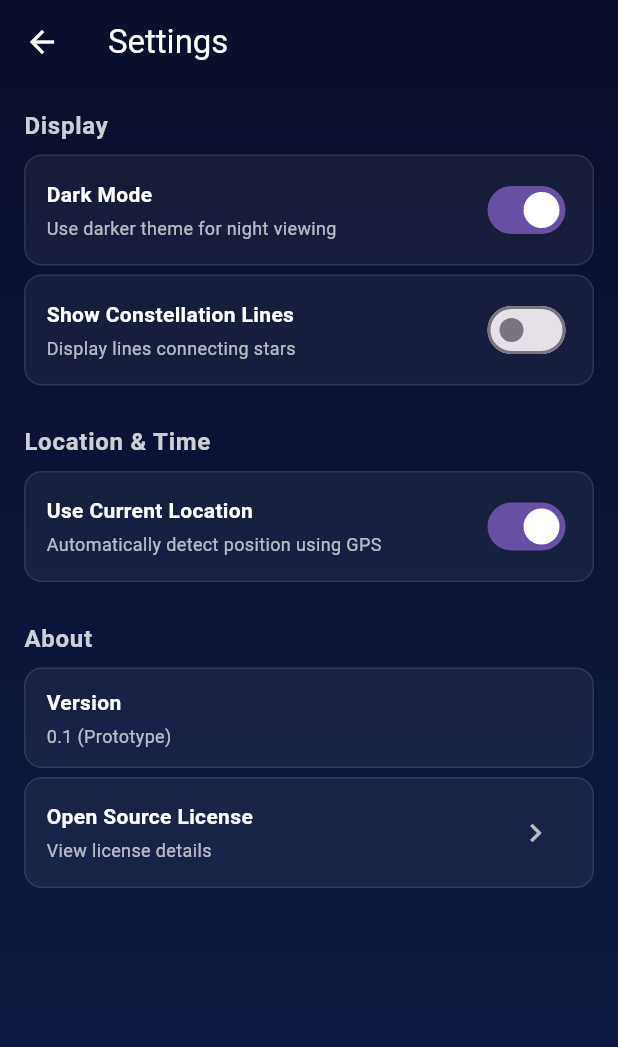
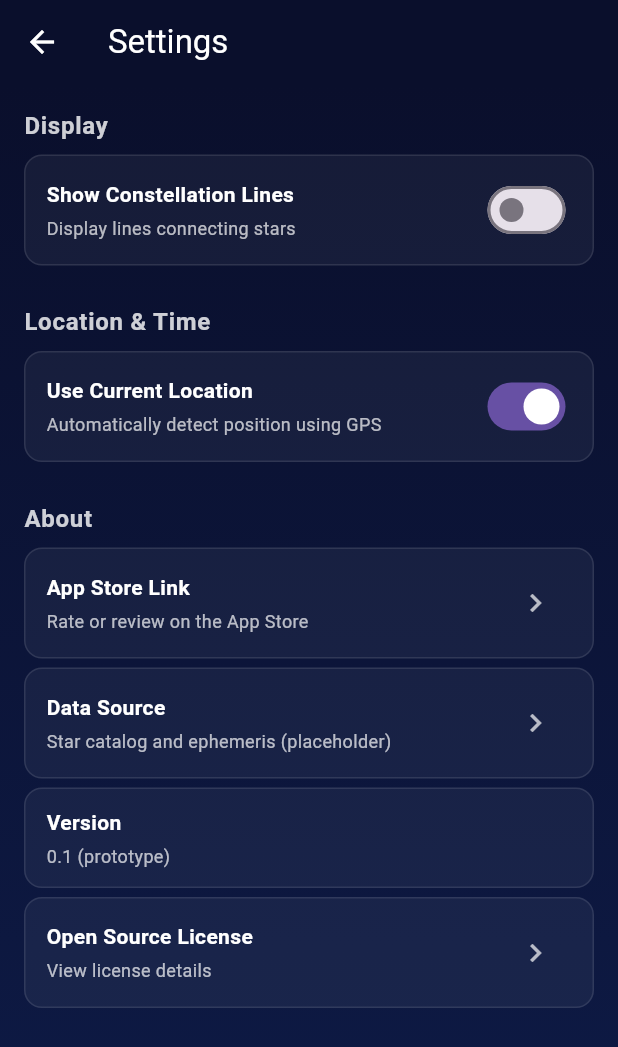
Before and after one commit to vojtechtomasek/livenight_skyview, a Flutter app: the SettingsScreen screen opened by its route, on a phone screen of 412 x 824 dp. Shown: the top 1047 px of the screen. Run offline on Flutter 3.47's test engine with Material 3 defaults, Android fonts, the phone set to English and light mode, and no system bars; our stand-ins replace auto_route, flutter_compass.

Commit message:
changed setting screen ui

```diff
--- a/lib/screens/settings/settings_screen.dart
+++ b/lib/screens/settings/settings_screen.dart
@@ -13,7 +13,6 @@ class SettingsScreen extends StatefulWidget {
 }
 
 class _SettingsScreenState extends State<SettingsScreen> {
-  bool _darkMode = true;
   bool _showConstellationLines = false;
   bool _useCurrentLocation = true;
 
@@ -38,9 +37,7 @@ class _SettingsScreenState extends State<SettingsScreen> {
           padding: const EdgeInsets.all(16),
           children: [
             DisplaySettingsSection(
-              darkMode: _darkMode,
               showConstellationLines: _showConstellationLines,
-              onDarkModeChanged: (v) => setState(() => _darkMode = v),
               onShowConstellationLinesChanged: (v) =>
                   setState(() => _showConstellationLines = v),
             ),
--- a/lib/screens/settings/widgets/about_settings.dart
+++ b/lib/screens/settings/widgets/about_settings.dart
@@ -12,9 +12,29 @@ class AboutSettingsSection extends StatelessWidget {
       children: [
         const SettingsSectionTitle("About"),
         const SizedBox(height: 8),
+        SettingsTile(
+          title: "App Store Link",
+          subtitle: "Rate or review on the App Store",
+          trailing: IconButton(
+            icon: const Icon(Icons.chevron_right, color: Colors.white70),
+            onPressed: () {
+              // TODO: open App Store listing
+            },
+          ),
+        ),
+        SettingsTile(
+          title: "Data Source",
+          subtitle: "Star catalog and ephemeris (placeholder)",
+          trailing: IconButton(
+            icon: const Icon(Icons.chevron_right, color: Colors.white70),
+            onPressed: () {
+              // TODO: open data source link/details
+            },
+          ),
+        ),
         const SettingsTile(
           title: "Version",
-          subtitle: "0.1 (Prototype)",
+          subtitle: "0.1 (prototype)",
           trailing: SizedBox(),
         ),
         SettingsTile(
--- a/lib/screens/settings/widgets/display_settings.dart
+++ b/lib/screens/settings/widgets/display_settings.dart
@@ -4,16 +4,12 @@ import 'settings_title.dart';
 
 
 class DisplaySettingsSection extends StatelessWidget {
-  final bool darkMode;
   final bool showConstellationLines;
-  final ValueChanged<bool> onDarkModeChanged;
   final ValueChanged<bool> onShowConstellationLinesChanged;
 
   const DisplaySettingsSection({
     super.key,
-    required this.darkMode,
     required this.showConstellationLines,
-    required this.onDarkModeChanged,
     required this.onShowConstellationLinesChanged,
   });
 
@@ -25,11 +21,6 @@ class DisplaySettingsSection extends StatelessWidget {
         const SettingsSectionTitle("Display"),
         const SizedBox(height: 8),
         SettingsTile(
-          title: "Dark Mode",
-          subtitle: "Use darker theme for night viewing",
-          trailing: Switch(value: darkMode, onChanged: onDarkModeChanged),
-        ),
-        SettingsTile(
           title: "Show Constellation Lines",
           subtitle: "Display lines connecting stars",
           trailing: Switch(
--- a/pubspec.yaml
+++ b/pubspec.yaml
@@ -11,9 +11,12 @@ dependencies:
     sdk: flutter
   auto_route: ^10.2.0
   geolocator: ^14.0.2
-  http: ^1.5.0
+  http: ^0.13.4
   flutter_compass: ^0.8.1
   provider: ^6.1.5+1
+  flutter_gl: ^0.0.21
+  three_dart_jsm: ^0.0.10
+  three_dart: ^0.0.16
 
 dev_dependencies:
   flutter_test:
```
Also changed, not shown: pubspec.lock, 1 other file.
